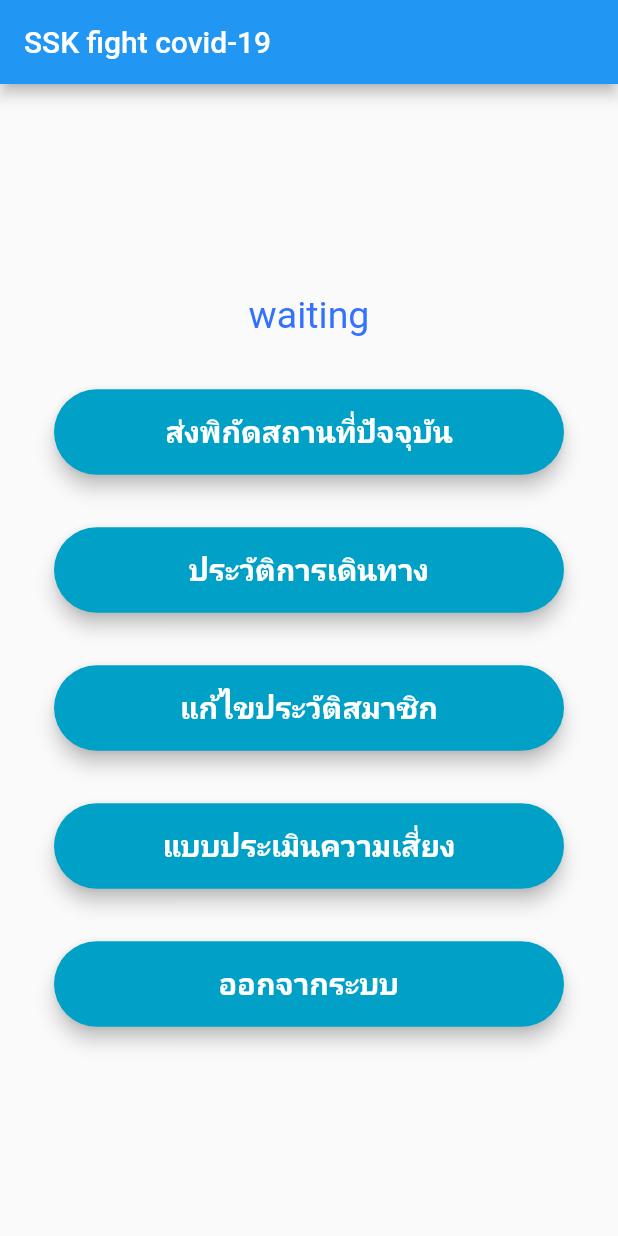
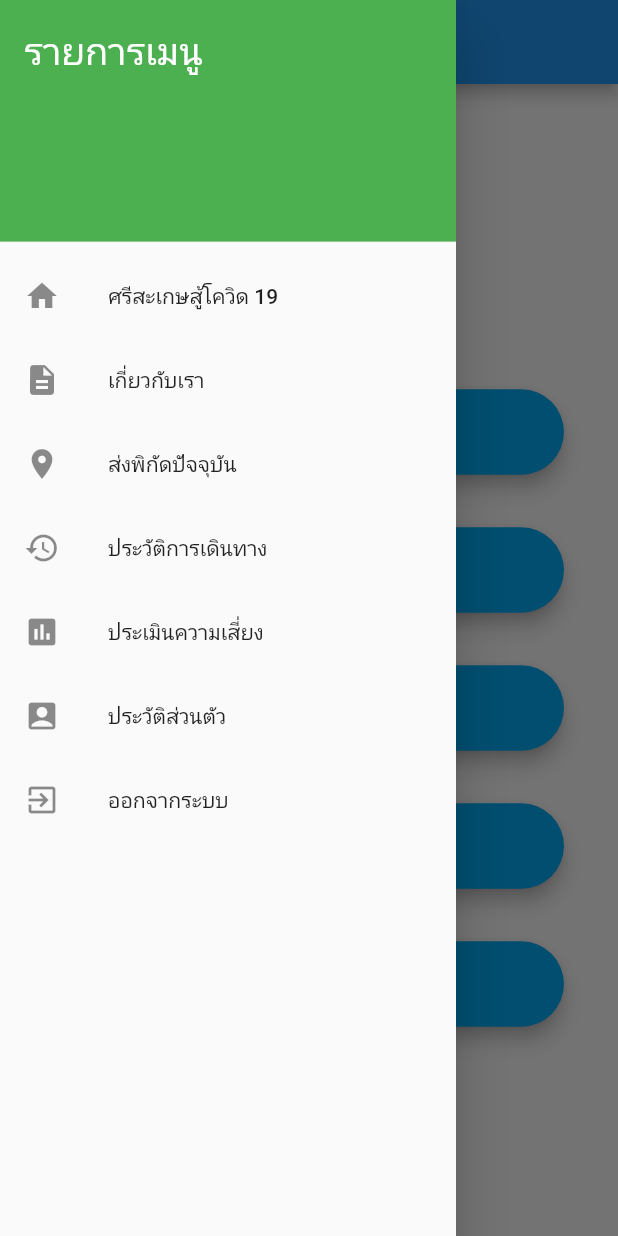
Before and after one commit to numvarn/SSKCovid19, a Flutter app: the OperationPage screen opened directly, with the side drawer open (before the commit the screen has no drawer), on a phone screen of 412 x 824 dp. Run offline on Flutter 3.47's test engine with Material 2 defaults, Android fonts, the phone set to English and light mode, and no system bars; our stand-ins replace geolocator, google_maps_flutter, progress_dialog, rounded_loading_button; accounts and stored records are empty; Roboto replaces fonts that are missing (Montserrat).

Commit message:
15/04/2020

```diff
--- /dev/null
+++ b/lib/cslib/sideMenu.dart
@@ -0,0 +1,128 @@
+import 'package:flutter/material.dart';
+import 'package:progress_dialog/progress_dialog.dart';
+
+import 'package:sskcovid19/cslib/authenFileProcess.dart';
+import 'package:sskcovid19/cslib/profileFileProcess.dart';
+
+import 'package:sskcovid19/pages/operations.dart';
+import 'package:sskcovid19/pages/checkin.dart';
+import 'package:sskcovid19/pages/checkedin_tracker.dart';
+import 'package:sskcovid19/pages/profile.dart';
+import 'package:sskcovid19/pages/login.dart';
+import 'package:sskcovid19/pages/self_screening.dart';
+
+class NavDrawer extends StatelessWidget {
+  @override
+  Widget build(BuildContext context) {
+    return Drawer(
+      child: ListView(
+        padding: EdgeInsets.zero,
+        children: <Widget>[
+          DrawerHeader(
+            child: Text(
+              'รายการเมนู',
+              style: TextStyle(color: Colors.white, fontSize: 25),
+            ),
+            decoration: BoxDecoration(
+                color: Colors.green,
+                /*
+                image: DecorationImage(
+                    fit: BoxFit.fill,
+                    image: AssetImage("assets/images/logo.png")
+                )
+                */
+            ),
+
+          ),
+          ListTile(
+            leading: Icon(Icons.home),
+            title: Text('ศรีสะเกษสู้โควิด 19'),
+            onTap: () {
+              Navigator.push(
+                context,
+                MaterialPageRoute(builder: (context) => OperationPage()),
+              );
+            },
+          ),
+          ListTile(
+            leading: Icon(Icons.description),
+            title: Text('เกี่ยวกับเรา'),
+            onTap: () {},
+          ),
+          ListTile(
+            leading: Icon(Icons.location_on),
+            title: Text('ส่งพิกัดปัจจุบัน'),
+            onTap: () {
+              Navigator.push(
+                context,
+                MaterialPageRoute(builder: (context) => CheckinPage()),
+              );
+            },
+          ),
+          ListTile(
+            leading: Icon(Icons.history),
+            title: Text('ประวัติการเดินทาง'),
+            onTap: () {
+              Navigator.push(
+                context,
+                MaterialPageRoute(builder: (context) => TrackerPage()),
+              );
+            },
+          ),
+          ListTile(
+            leading: Icon(Icons.assessment),
+            title: Text('ประเมินความเสี่ยง'),
+            onTap: () {
+              Navigator.push(
+                context,
+                MaterialPageRoute(builder: (context) => SelfScreenPage()),
+              );
+            },
+          ),
+          ListTile(
+            leading: Icon(Icons.account_box),
+            title: Text('ประวัติส่วนตัว'),
+            onTap: () {
+              Navigator.push(
+                context,
+                MaterialPageRoute(builder: (context) => ProfilePage()),
+              );
+            },
+          ),
+          ListTile(
+            leading: Icon(Icons.exit_to_app),
+            title: Text('ออกจากระบบ'),
+            onTap: () {
+              _logoutProcess(context);
+            },
+          ),
+        ],
+      ),
+    );
+  }
+
+  void _logoutProcess(context) async {
+    //Read config file
+    AuthenFileProcess authenFileProcess = new AuthenFileProcess();
+    ProfileFileProcess profileFileProcess = new ProfileFileProcess();
+
+    // Progress Dialog
+    ProgressDialog pr = new ProgressDialog(context);
+    pr.style(
+      message: '  Loging out...',
+      progressWidget: CircularProgressIndicator(),
+    );
+
+    pr.show();
+
+    authenFileProcess.writeToken("{}");
+    profileFileProcess.writeProfile("{}");
+
+    pr.hide();
+
+    Navigator.push(
+      context,
+      MaterialPageRoute(builder: (context) => LogInPage()),
+    );
+  }
+}
--- a/lib/pages/checkin.dart
+++ b/lib/pages/checkin.dart
@@ -155,6 +155,7 @@ class _CheckinPageState extends State<CheckinPage> {
   void _showAlertCheckinSuccessed(BuildContext context) {
     showDialog(
         context: context,
+        barrierDismissible: false,
         builder: (context) => AlertDialog(
           title: Text("ส่งพิกัดที่อยู่ปัจจุบันเรียบร้อย"),
           content: Text("พิกัดปัจจุบันของคุณถูกรายงานเข้าระบบเรียบร้อยแล้ว"),
@@ -176,6 +177,7 @@ class _CheckinPageState extends State<CheckinPage> {
   void _showAlertCheckinFail(BuildContext context) {
     showDialog(
         context: context,
+        barrierDismissible: false,
         builder: (context) => AlertDialog(
           title: Text("เกิดความผิดพลาด"),
           content: Text("พิกัดปัจจุบันของคุณถูกยังไม่ถูกรายงานเข้าระบบ !!"),
--- a/lib/pages/operations.dart
+++ b/lib/pages/operations.dart
@@ -6,6 +6,7 @@ import 'package:progress_dialog/progress_dialog.dart';
 
 import 'package:sskcovid19/cslib/authenFileProcess.dart';
 import 'package:sskcovid19/cslib/profileFileProcess.dart';
+import 'package:sskcovid19/cslib/sideMenu.dart';
 import 'package:sskcovid19/pages/login.dart';
 import 'package:sskcovid19/pages/checkin.dart';
 import 'package:sskcovid19/pages/profile.dart';
@@ -25,6 +26,8 @@ class _OperationPageState extends State<OperationPage> {
 
   //Progress Dialog
   ProgressDialog pr;
+
+  var btColors = Colors.lightBlue;
 
   //Read config file
   AuthenFileProcess authenFileProcess = new AuthenFileProcess();
@@ -69,7 +72,7 @@ class _OperationPageState extends State<OperationPage> {
     final checkInButton = Material(
       elevation: 5.0,
       borderRadius: BorderRadius.circular(30.0),
-      color: Color(0xff01A0C7),
+      color: btColors,
       child: MaterialButton(
         minWidth: MediaQuery.of(context).size.width,
         padding: EdgeInsets.fromLTRB(20.0, 15.0, 20.0, 15.0),
@@ -89,7 +92,7 @@ class _OperationPageState extends State<OperationPage> {
     final profileButton = Material(
       elevation: 5.0,
       borderRadius: BorderRadius.circular(30.0),
-      color: Color(0xff01A0C7),
+      color: btColors,
       child: MaterialButton(
         minWidth: MediaQuery.of(context).size.width,
         padding: EdgeInsets.fromLTRB(20.0, 15.0, 20.0, 15.0),
@@ -109,7 +112,7 @@ class _OperationPageState extends State<OperationPage> {
     final assessmentButton = Material(
       elevation: 5.0,
       borderRadius: BorderRadius.circular(30.0),
-      color: Color(0xff01A0C7),
+      color: btColors,
       child: MaterialButton(
         minWidth: MediaQuery.of(context).size.width,
         padding: EdgeInsets.fromLTRB(20.0, 15.0, 20.0, 15.0),
@@ -129,7 +132,7 @@ class _OperationPageState extends State<OperationPage> {
     final logoutButton = Material(
       elevation: 5.0,
       borderRadius: BorderRadius.circular(30.0),
-      color: Color(0xff01A0C7),
+      color: btColors,
       child: MaterialButton(
         minWidth: MediaQuery.of(context).size.width,
         padding: EdgeInsets.fromLTRB(20.0, 15.0, 20.0, 15.0),
@@ -146,7 +149,7 @@ class _OperationPageState extends State<OperationPage> {
     final historyButton = Material(
       elevation: 5.0,
       borderRadius: BorderRadius.circular(30.0),
-      color: Color(0xff01A0C7),
+      color: btColors,
       child: MaterialButton(
         minWidth: MediaQuery.of(context).size.width,
         padding: EdgeInsets.fromLTRB(20.0, 15.0, 20.0, 15.0),
@@ -166,9 +169,10 @@ class _OperationPageState extends State<OperationPage> {
     return WillPopScope(
       onWillPop: _onWillPop,
       child: Scaffold(
+        drawer: NavDrawer(),
         appBar: AppBar(
-          title: Text('SSK fight covid-19'),
-          automaticallyImplyLeading: false,
+          title: Text('ศรีสะเกษสู้โควิด 19'),
+          //automaticallyImplyLeading: false,
         ),
         body: Container(
             child: Center(
--- a/lib/pages/profile.dart
+++ b/lib/pages/profile.dart
@@ -367,7 +367,7 @@ class _ProfilePageState extends State<ProfilePage> {
     final submitButton = Material(
       elevation: 5.0,
       borderRadius: BorderRadius.circular(30.0),
-      color: Color(0xff01A0C7),
+      color: Colors.lightBlue, //Color(0xff01A0C7),
       child: MaterialButton(
         minWidth: MediaQuery.of(context).size.width,
         padding: EdgeInsets.fromLTRB(20.0, 15.0, 20.0, 15.0),
@@ -523,6 +523,7 @@ class _ProfilePageState extends State<ProfilePage> {
   void _showAlertUpdateSuccessed(BuildContext context) {
     showDialog(
         context: context,
+        barrierDismissible: false,
         builder: (context) => AlertDialog(
           title: Text("แก้ไขข้อมูลแล้ว"),
           content: Text("ประวัติสามาชิกของท่านได้ถูกปรับปรุงให้เป็นปัจจุบันแล้ว"),
@@ -544,6 +545,7 @@ class _ProfilePageState extends State<ProfilePage> {
   void _showAlertUpdateFail(BuildContext context) {
     showDialog(
         context: context,
+        barrierDismissible: false,
         builder: (context) => AlertDialog(
           title: Text("เกิดความผิดพลาด"),
           content: Text("ข้อมูลของคุณถูกยังไม่ถูกบันทึกเข้าระบบ !!"),
--- a/lib/pages/register.dart
+++ b/lib/pages/register.dart
@@ -68,7 +68,7 @@ class RegisterPage extends StatelessWidget {
     final regisButon = Material(
       elevation: 5.0,
       borderRadius: BorderRadius.circular(30.0),
-      color: Color(0xff01A0C7),
+      color: Colors.lightBlue,
       child: MaterialButton(
         minWidth: MediaQuery.of(context).size.width,
         padding: EdgeInsets.fromLTRB(20.0, 15.0, 20.0, 15.0),
@@ -94,7 +94,7 @@ class RegisterPage extends StatelessWidget {
             mainAxisAlignment: MainAxisAlignment.center,
             children: <Widget>[
               SizedBox(
-                height: 125.0,
+                height: 180.0,
                 child: Image.asset(
                   "assets/images/logo.png",
                   fit: BoxFit.contain,
--- a/pubspec.yaml
+++ b/pubspec.yaml
@@ -30,6 +30,7 @@ dependencies:
   url_launcher: 5.0.2
   progress_dialog: ^1.2.0
   intl: ^0.16.1
+  rounded_loading_button: ^1.0.0
 
 dev_dependencies:
   flutter_test:
```
Also changed, not shown: lib/main.dart (+24 -20 lines), lib/pages/login.dart (+28 -34 lines), lib/pages/self_screening.dart (+39 -20 lines), pubspec.lock.
